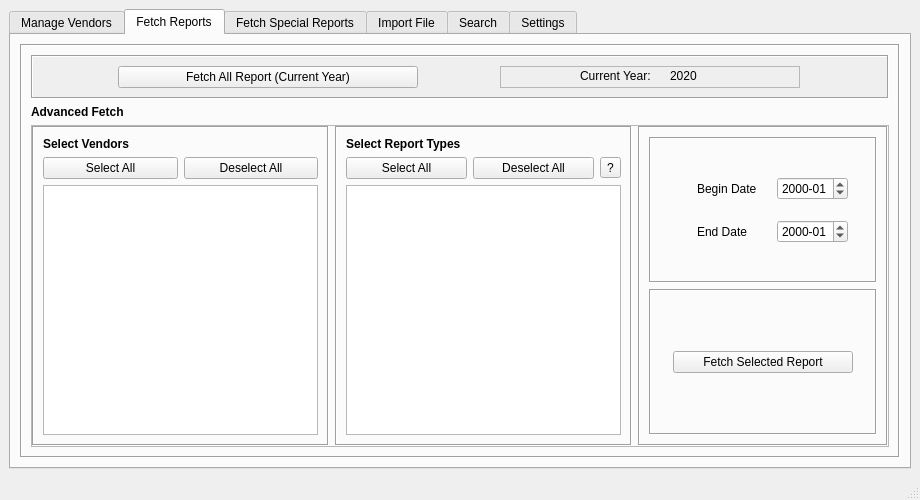
Old version of the form ui/MainWindow.ui in the repository CS-4820-Library-Project/COUNTER-5-Report-Tool-2020-5.0.
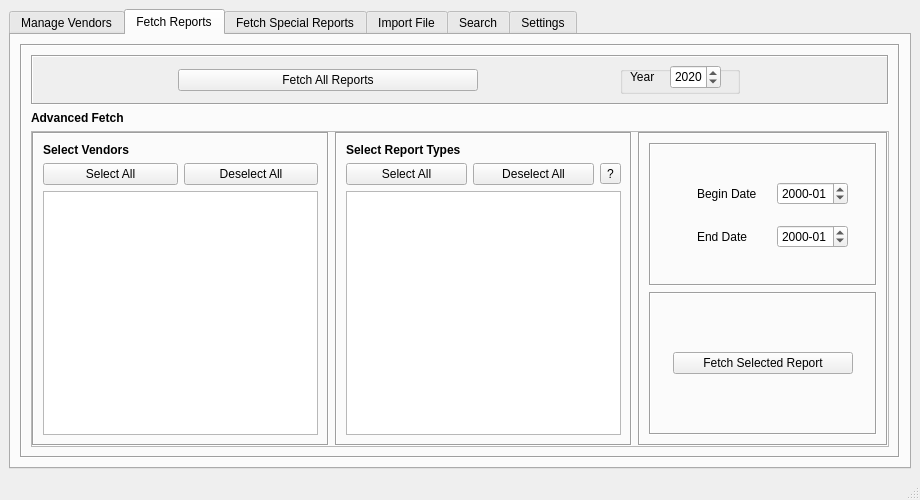
New version of the form. The open tabs and pages were chosen to show the change.

Commit message: Added year selector to fetch all (#29)

Diff of the .ui file:
```diff
--- a/ui/MainWindow.ui
+++ b/ui/MainWindow.ui
@@ -346,60 +346,55 @@
                  </size>
                 </property>
                 <property name="text">
-                 <string>Fetch All Report (Current Year)</string>
+                 <string>Fetch All Reports</string>
                 </property>
                </widget>
               </item>
-              <item row="0" column="2">
-               <widget class="QFrame" name="frame_28">
+              <item row="0" column="1">
+               <widget class="QGroupBox" name="groupBox">
                 <property name="maximumSize">
                  <size>
-                  <width>300</width>
+                  <width>120</width>
                   <height>16777215</height>
                  </size>
                 </property>
-                <property name="frameShape">
-                 <enum>QFrame::StyledPanel</enum>
+                <property name="title">
+                 <string/>
                 </property>
-                <property name="frameShadow">
-                 <enum>QFrame::Raised</enum>
-                </property>
-                <widget class="QLabel" name="label_year">
+                <widget class="QLabel" name="label_34">
                  <property name="geometry">
                   <rect>
-                   <x>170</x>
-                   <y>0</y>
-                   <width>41</width>
-                   <height>20</height>
+                   <x>10</x>
+                   <y>3</y>
+                   <width>31</width>
+                   <height>16</height>
                   </rect>
                  </property>
-                 <property name="maximumSize">
-                  <size>
-                   <width>167</width>
-                   <height>16777215</height>
-                  </size>
-                 </property>
                  <property name="text">
-                  <string>2020</string>
+                  <string>Year</string>
                  </property>
                 </widget>
-                <widget class="QLabel" name="label_current_year">
+                <widget class="QDateEdit" name="All_reports_edit_fetch">
                  <property name="geometry">
                   <rect>
-                   <x>80</x>
-                   <y>0</y>
-                   <width>100</width>
-                   <height>20</height>
+                   <x>50</x>
+                   <y>-1</y>
+                   <width>51</width>
+                   <height>24</height>
                   </rect>
                  </property>
-                 <property name="maximumSize">
-                  <size>
-                   <width>100</width>
-                   <height>16777215</height>
-                  </size>
+                 <property name="dateTime">
+                  <datetime>
+                   <hour>0</hour>
+                   <minute>0</minute>
+                   <second>0</second>
+                   <year>2020</year>
+                   <month>1</month>
+                   <day>1</day>
+                  </datetime>
                  </property>
-                 <property name="text">
-                  <string>Current Year:</string>
+                 <property name="displayFormat">
+                  <string>yyyy</string>
                  </property>
                 </widget>
                </widget>
```
Left out of the diff: 10 changed lines with no effect on the pictures. The commit also changes 2 other files.
